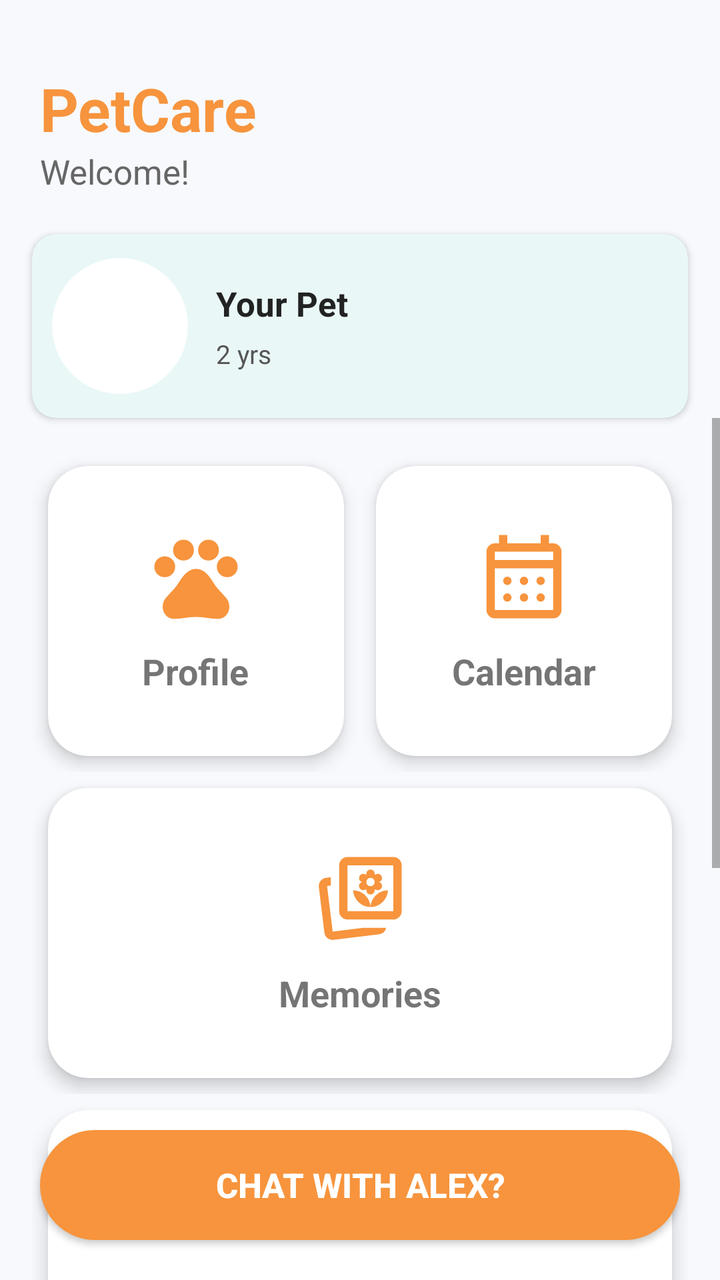
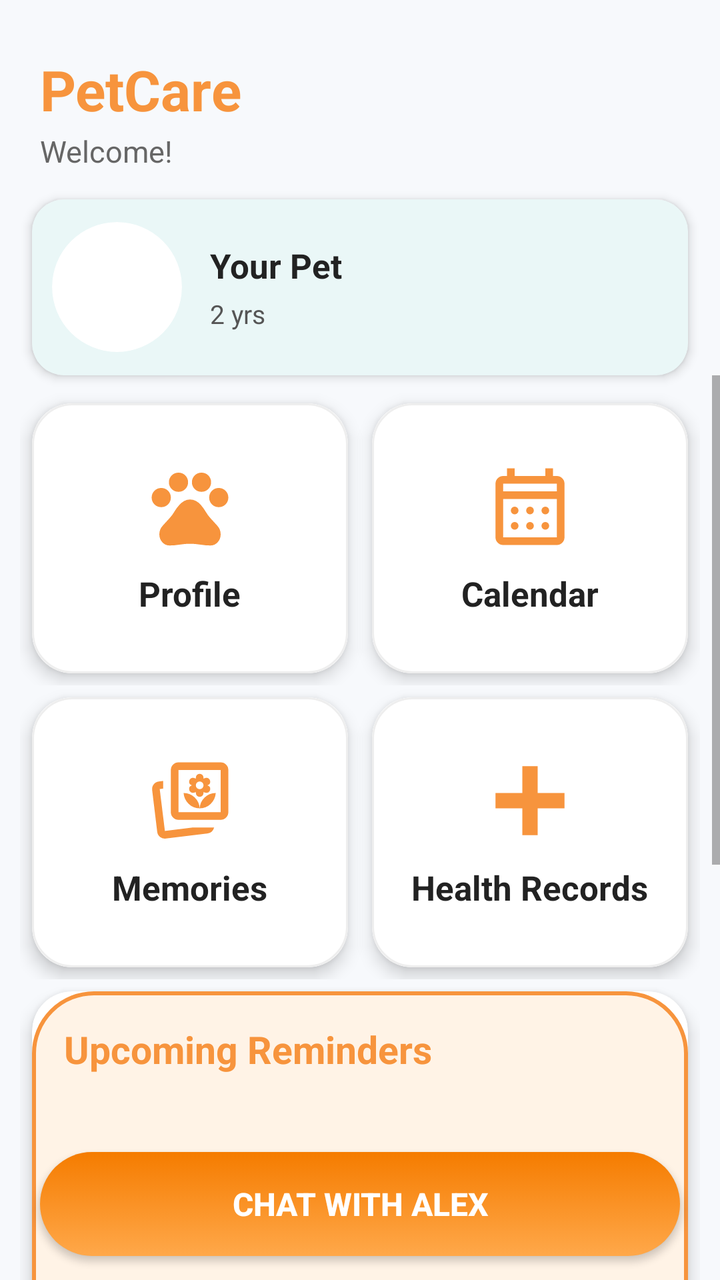

Screens rendered from an Android XML layout before and after an edit, with the pre-edit source and the edit as a unified diff.
<!-- AndroidManifest.xml: application theme Theme.PETCARE -->
<!-- res/layout/home.xml -->
<?xml version="1.0" encoding="utf-8"?>


<androidx.constraintlayout.widget.ConstraintLayout
    xmlns:android="http://schemas.android.com/apk/res/android"
    xmlns:app="http://schemas.android.com/apk/res-auto"
    android:layout_width="match_parent"
    android:layout_height="match_parent"
    android:background="#F7F9FC">

    

    <LinearLayout
        android:id="@+id/header"
        android:layout_width="0dp"
        android:layout_height="wrap_content"
        android:layout_marginTop="22dp"
        android:paddingHorizontal="20dp"
        android:paddingVertical="12dp"
        android:gravity="center_vertical"
        android:orientation="horizontal"
        app:layout_constraintTop_toTopOf="parent"
        app:layout_constraintStart_toStartOf="parent"
        app:layout_constraintEnd_toEndOf="parent">

        <LinearLayout
            android:layout_width="0dp"
            android:layout_height="wrap_content"
            android:layout_weight="1"
            android:orientation="vertical">

            <TextView
                android:layout_width="wrap_content"
                android:layout_height="wrap_content"
                android:text="PetCare"
                android:textColor="#F7943D"
                android:textSize="30sp"
                android:textStyle="bold" />

            <TextView
                android:id="@+id/txtWelcome"
                android:layout_width="wrap_content"
                android:layout_height="wrap_content"
                android:text="Welcome!"
                android:textColor="#666666"
                android:textSize="17sp" />

        </LinearLayout>

    </LinearLayout>


    
    

    <androidx.cardview.widget.CardView
        android:id="@+id/cardPetSummary"
        android:layout_width="0dp"
        android:layout_height="92dp"
        android:layout_marginStart="16dp"
        android:layout_marginEnd="16dp"
        android:layout_marginTop="8dp"
        app:cardBackgroundColor="#EAF7F7"
        app:cardCornerRadius="12dp"
        app:cardElevation="2dp"
        app:layout_constraintTop_toBottomOf="@id/header"
        app:layout_constraintStart_toStartOf="parent"
        app:layout_constraintEnd_toEndOf="parent">

        <LinearLayout
            android:layout_width="match_parent"
            android:layout_height="match_parent"
            android:gravity="center_vertical"
            android:orientation="horizontal"
            android:padding="10dp">

            

            <ImageView
                android:id="@+id/imgPetHome"
                android:layout_width="68dp"
                android:layout_height="68dp"
                android:background="@drawable/circle_photo_border"
                android:clipToOutline="true"
                android:contentDescription="Pet Photo"
                android:outlineProvider="background"
                android:scaleType="centerCrop" />


            

            <LinearLayout
                android:layout_width="0dp"
                android:layout_height="wrap_content"
                android:layout_weight="1"
                android:layout_marginStart="14dp"
                android:orientation="vertical">

                <TextView
                    android:id="@+id/txtPetNameHome"
                    android:layout_width="wrap_content"
                    android:layout_height="wrap_content"
                    android:text="Your Pet"
                    android:textColor="#222222"
                    android:textSize="17sp"
                    android:textStyle="bold" />

                <LinearLayout
                    android:layout_width="wrap_content"
                    android:layout_height="wrap_content"
                    android:layout_marginTop="5dp"
                    android:gravity="center_vertical"
                    android:orientation="horizontal">

                    <TextView
                        android:id="@+id/txtPetAgeHome"
                        android:layout_width="wrap_content"
                        android:layout_height="wrap_content"
                        android:text="2 yrs"
                        android:textColor="#555555"
                        android:textSize="13sp" />

                </LinearLayout>

            </LinearLayout>

        </LinearLayout>

    </androidx.cardview.widget.CardView>


    

    <ScrollView
        android:layout_width="0dp"
        android:layout_height="0dp"
        android:fillViewport="true"
        android:clipToPadding="false"
        android:paddingBottom="85dp"
        app:layout_constraintTop_toBottomOf="@id/cardPetSummary"
        app:layout_constraintBottom_toBottomOf="parent"
        app:layout_constraintStart_toStartOf="parent"
        app:layout_constraintEnd_toEndOf="parent">

        <LinearLayout
            android:layout_width="match_parent"
            android:layout_height="wrap_content"
            android:orientation="vertical"
            android:padding="16dp">


            

            <LinearLayout
                android:layout_width="match_parent"
                android:layout_height="wrap_content"
                android:orientation="horizontal">


                

                <androidx.cardview.widget.CardView
                    android:id="@+id/cardProfile"
                    android:layout_width="0dp"
                    android:layout_height="145dp"
                    android:layout_weight="1"
                    android:layout_margin="8dp"
                    app:cardCornerRadius="20dp"
                    app:cardElevation="5dp">

                    <LinearLayout
                        android:layout_width="match_parent"
                        android:layout_height="match_parent"
                        android:gravity="center"
                        android:orientation="vertical">

                        <ImageView
                            android:layout_width="50dp"
                            android:layout_height="50dp"
                            android:src="@drawable/ic_profile"
                            app:tint="@color/orange" />

                        <TextView
                            android:layout_width="wrap_content"
                            android:layout_height="wrap_content"
                            android:layout_marginTop="10dp"
                            android:text="Profile"
                            android:textSize="18sp"
                            android:textStyle="bold" />

                    </LinearLayout>

                </androidx.cardview.widget.CardView>


                

                <androidx.cardview.widget.CardView
                    android:id="@+id/cardCalendar"
                    android:layout_width="0dp"
                    android:layout_height="145dp"
                    android:layout_weight="1"
                    android:layout_margin="8dp"
                    app:cardCornerRadius="20dp"
                    app:cardElevation="5dp">

                    <LinearLayout
                        android:layout_width="match_parent"
                        android:layout_height="match_parent"
                        android:gravity="center"
                        android:orientation="vertical">

                        <ImageView
                            android:layout_width="50dp"
                            android:layout_height="50dp"
                            android:src="@drawable/ic_calendar"
                            app:tint="@color/orange" />

                        <TextView
                            android:layout_width="wrap_content"
                            android:layout_height="wrap_content"
                            android:layout_marginTop="10dp"
                            android:text="Calendar"
                            android:textSize="18sp"
                            android:textStyle="bold" />

                    </LinearLayout>

                </androidx.cardview.widget.CardView>

            </LinearLayout>


            

            <LinearLayout
                android:layout_width="match_parent"
                android:layout_height="wrap_content"
                android:orientation="horizontal">


                

                <androidx.cardview.widget.CardView
                    android:id="@+id/cardReminder"
                    android:layout_width="0dp"
                    android:layout_height="145dp"
                    android:layout_weight="1"
                    android:layout_margin="8dp"
                    app:cardCornerRadius="20dp"
                    app:cardElevation="5dp">

                    <LinearLayout
                        android:layout_width="match_parent"
                        android:layout_height="match_parent"
                        android:gravity="center"
                        android:orientation="vertical">

                        <ImageView
                            android:layout_width="50dp"
                            android:layout_height="50dp"
                            android:src="@drawable/ic_memories"
                            app:tint="@color/orange" />

                        <TextView
                            android:layout_width="wrap_content"
                            android:layout_height="wrap_content"
                            android:layout_marginTop="10dp"
                            android:text="Memories"
                            android:textSize="18sp"
                            android:textStyle="bold" />

                    </LinearLayout>

                </androidx.cardview.widget.CardView>

            </LinearLayout>


            
            

            <androidx.cardview.widget.CardView
                android:id="@+id/cardUpcomingReminders"
                android:layout_width="match_parent"
                android:layout_height="wrap_content"
                android:layout_margin="8dp"
                app:cardCornerRadius="20dp"
                app:cardElevation="6dp">

                <LinearLayout
                    android:layout_width="match_parent"
                    android:layout_height="wrap_content"
                    android:orientation="vertical"
                    android:padding="18dp">

                    

                    <TextView
                        android:layout_width="wrap_content"
                        android:layout_height="wrap_content"
                        android:text="Upcoming Reminders"
                        android:textColor="#F7943D"
                        android:textSize="20sp"
                        android:textStyle="bold"
                        android:shadowColor="#33000000"
                        android:shadowDx="0"
                        android:shadowDy="2"
                        android:shadowRadius="3" />


                    

                    <ListView
                        android:id="@+id/homeReminderList"
                        android:layout_width="match_parent"
                        android:layout_height="220dp"
                        android:layout_marginTop="10dp"
                        android:divider="@android:color/transparent"
                        android:dividerHeight="8dp"
                        android:background="@android:color/transparent"
                        android:overScrollMode="never" />

                </LinearLayout>

            </androidx.cardview.widget.CardView>

        </LinearLayout>

    </ScrollView>


    
    

    <Button
        android:id="@+id/btnbot"
        android:layout_width="0dp"
        android:layout_height="55dp"
        android:layout_margin="20dp"
        android:backgroundTint="#F7943D"
        android:elevation="8dp"
        android:text="CHAT WITH ALEX?"
        android:background="@drawable/button_orange"
        android:textAllCaps="false"
        android:textColor="#FFFFFF"
        android:textSize="17sp"
        android:textStyle="bold"
        app:layout_constraintBottom_toBottomOf="parent"
        app:layout_constraintStart_toStartOf="parent"
        app:layout_constraintEnd_toEndOf="parent" />

</androidx.constraintlayout.widget.ConstraintLayout>
<!-- resources referenced by this layout -->
<resources>
  <color name="orange">#F7943D</color>
  <!-- drawable button_orange (drawable) -->
  <?xml version="1.0" encoding="utf-8"?>
  <selector xmlns:android="http://schemas.android.com/apk/res/android">
  
      
      <item android:state_pressed="true">
          <shape android:shape="rectangle">
              <solid android:color="#E67E22"/>
              <corners android:radius="30dp"/>
          </shape>
      </item>
  
      
      <item>
          <shape android:shape="rectangle">
              <gradient
                  android:angle="90"
                  android:startColor="#FFA84A"
                  android:endColor="#F57C00"/>
  
              <corners android:radius="30dp"/>
  
              <padding
                  android:left="16dp"
                  android:right="16dp"
                  android:top="12dp"
                  android:bottom="12dp"/>
          </shape>
      </item>
  
  </selector>
  <!-- drawable circle_photo_border (drawable) -->
  <?xml version="1.0" encoding="utf-8"?>
  <shape xmlns:android="http://schemas.android.com/apk/res/android"
      android:shape="oval">
  
      <solid android:color="#FFFFFF" />
  
      <stroke
          android:width="3dp"
          android:color="#FFFFFF" />
  
  </shape>
  <!-- drawable ic_profile (drawable) -->
  <vector xmlns:android="http://schemas.android.com/apk/res/android"
      android:width="24dp"
      android:height="24dp"
      android:viewportWidth="960"
      android:viewportHeight="960">
    <path
        android:pathData="M180,485q-42,0 -71,-29t-29,-71q0,-42 29,-71t71,-29q42,0 71,29t29,71q0,42 -29,71t-71,29ZM289,296q-29,-29 -29,-71t29,-71q29,-29 71,-29t71,29q29,29 29,71t-29,71q-29,29 -71,29t-71,-29ZM529,296q-29,-29 -29,-71t29,-71q29,-29 71,-29t71,29q29,29 29,71t-29,71q-29,29 -71,29t-71,-29ZM780,485q-42,0 -71,-29t-29,-71q0,-42 29,-71t71,-29q42,0 71,29t29,71q0,42 -29,71t-71,29ZM266,885q-45,0 -75.5,-34.5T160,769q0,-52 35.5,-91t70.5,-77q29,-31 50,-67.5t50,-68.5q22,-26 51,-43t63,-17q34,0 63,16t51,42q28,32 49.5,69t50.5,69q35,38 70.5,77t35.5,91q0,47 -30.5,81.5T694,885q-54,0 -107,-9t-107,-9q-54,0 -107,9t-107,9Z"
        android:fillColor="#e3e3e3"/>
  </vector>
  <style name="Theme.PETCARE" parent="Theme.AppCompat.Light.NoActionBar">
          
      </style>
  <!-- unchanged entries left out for length: 2 -->
</resources>

<!-- the commit's change to res/layout/home.xml (unified diff, before → after) -->
@@ -9,14 +9,18 @@
     android:background="#F7F9FC">
 
     
+    
+    
 
     <LinearLayout
         android:id="@+id/header"
         android:layout_width="0dp"
         android:layout_height="wrap_content"
-        android:layout_marginTop="22dp"
-        android:paddingHorizontal="20dp"
-        android:paddingVertical="12dp"
+        android:layout_marginTop="16dp"
+        android:paddingStart="20dp"
+        android:paddingEnd="20dp"
+        android:paddingTop="10dp"
+        android:paddingBottom="8dp"
         android:gravity="center_vertical"
         android:orientation="horizontal"
         app:layout_constraintTop_toTopOf="parent"
@@ -34,35 +38,37 @@
                 android:layout_height="wrap_content"
                 android:text="PetCare"
                 android:textColor="#F7943D"
-                android:textSize="30sp"
+                android:textSize="28sp"
                 android:textStyle="bold" />
 
             <TextView
                 android:id="@+id/txtWelcome"
                 android:layout_width="wrap_content"
                 android:layout_height="wrap_content"
+                android:layout_marginTop="2dp"
                 android:text="Welcome!"
                 android:textColor="#666666"
-                android:textSize="17sp" />
+                android:textSize="15sp" />
 
         </LinearLayout>
 
     </LinearLayout>
 
 
+    
     
     
 
     <androidx.cardview.widget.CardView
         android:id="@+id/cardPetSummary"
         android:layout_width="0dp"
-        android:layout_height="92dp"
+        android:layout_height="88dp"
         android:layout_marginStart="16dp"
         android:layout_marginEnd="16dp"
-        android:layout_marginTop="8dp"
+        android:layout_marginTop="6dp"
         app:cardBackgroundColor="#EAF7F7"
-        app:cardCornerRadius="12dp"
-        app:cardElevation="2dp"
+        app:cardCornerRadius="16dp"
+        app:cardElevation="3dp"
         app:layout_constraintTop_toBottomOf="@id/header"
         app:layout_constraintStart_toStartOf="parent"
         app:layout_constraintEnd_toEndOf="parent">
@@ -74,20 +80,15 @@
             android:orientation="horizontal"
             android:padding="10dp">
 
-            
-
             <ImageView
                 android:id="@+id/imgPetHome"
-                android:layout_width="68dp"
-                android:layout_height="68dp"
+                android:layout_width="65dp"
+                android:layout_height="65dp"
                 android:background="@drawable/circle_photo_border"
                 android:clipToOutline="true"
                 android:contentDescription="Pet Photo"
                 android:outlineProvider="background"
                 android:scaleType="centerCrop" />
-
-
-            
 
             <LinearLayout
                 android:layout_width="0dp"
@@ -105,22 +106,14 @@
                     android:textSize="17sp"
                     android:textStyle="bold" />
 
-                <LinearLayout
+                <TextView
+                    android:id="@+id/txtPetAgeHome"
                     android:layout_width="wrap_content"
                     android:layout_height="wrap_content"
-                    android:layout_marginTop="5dp"
-                    android:gravity="center_vertical"
-                    android:orientation="horizontal">
-
-                    <TextView
-                        android:id="@+id/txtPetAgeHome"
-                        android:layout_width="wrap_content"
-                        android:layout_height="wrap_content"
-                        android:text="2 yrs"
-                        android:textColor="#555555"
-                        android:textSize="13sp" />
-
-                </LinearLayout>
+                    android:layout_marginTop="4dp"
+                    android:text="2 yrs"
+                    android:textColor="#555555"
+                    android:textSize="13sp" />
 
             </LinearLayout>
 
@@ -130,13 +123,16 @@
 
 
     
+    
+    
 
     <ScrollView
+        android:id="@+id/homeScrollView"
         android:layout_width="0dp"
         android:layout_height="0dp"
         android:fillViewport="true"
         android:clipToPadding="false"
-        android:paddingBottom="85dp"
+        android:paddingBottom="90dp"
         app:layout_constraintTop_toBottomOf="@id/cardPetSummary"
         app:layout_constraintBottom_toBottomOf="parent"
         app:layout_constraintStart_toStartOf="parent"
@@ -146,25 +142,30 @@
             android:layout_width="match_parent"
             android:layout_height="wrap_content"
             android:orientation="vertical"
-            android:padding="16dp">
-
-
+            android:paddingStart="10dp"
+            android:paddingEnd="10dp"
+            android:paddingTop="8dp"
+            android:paddingBottom="20dp">
+
+
+            
+            
             
 
             <LinearLayout
                 android:layout_width="match_parent"
                 android:layout_height="wrap_content"
                 android:orientation="horizontal">
-
 
                 
 
                 <androidx.cardview.widget.CardView
                     android:id="@+id/cardProfile"
                     android:layout_width="0dp"
-                    android:layout_height="145dp"
+                    android:layout_height="135dp"
                     android:layout_weight="1"
-                    android:layout_margin="8dp"
+                    android:layout_margin="6dp"
+                    app:cardBackgroundColor="#FFFFFF"
                     app:cardCornerRadius="20dp"
                     app:cardElevation="5dp">
 
@@ -172,20 +173,23 @@
                         android:layout_width="match_parent"
                         android:layout_height="match_parent"
                         android:gravity="center"
-                        android:orientation="vertical">
+                        android:orientation="vertical"
+                        android:background="@drawable/home_card">
 
                         <ImageView
-                            android:layout_width="50dp"
-                            android:layout_height="50dp"
+                            android:layout_width="46dp"
+                            android:layout_height="46dp"
                             android:src="@drawable/ic_profile"
-                            app:tint="@color/orange" />
+                            android:contentDescription="Profile"
+                            app:tint="#F7943D" />
 
                         <TextView
                             android:layout_width="wrap_content"
                             android:layout_height="wrap_content"
-                            android:layout_marginTop="10dp"
+                            android:layout_marginTop="9dp"
                             android:text="Profile"
-                            android:textSize="18sp"
+                            android:textColor="#222222"
+                            android:textSize="17sp"
                             android:textStyle="bold" />
 
                     </LinearLayout>
@@ -198,9 +202,10 @@
                 <androidx.cardview.widget.CardView
                     android:id="@+id/cardCalendar"
                     android:layout_width="0dp"
-                    android:layout_height="145dp"
+                    android:layout_height="135dp"
                     android:layout_weight="1"
-                    android:layout_margin="8dp"
+                    android:layout_margin="6dp"
+                    app:cardBackgroundColor="#FFFFFF"
                     app:cardCornerRadius="20dp"
                     app:cardElevation="5dp">
 
@@ -208,20 +213,23 @@
                         android:layout_width="match_parent"
                         android:layout_height="match_parent"
                         android:gravity="center"
-                        android:orientation="vertical">
+                        android:orientation="vertical"
+                        android:background="@drawable/home_card">
 
                         <ImageView
-                            android:layout_width="50dp"
-                            android:layout_height="50dp"
+                            android:layout_width="46dp"
+                            android:layout_height="46dp"
                             android:src="@drawable/ic_calendar"
-                            app:tint="@color/orange" />
+                            android:contentDescription="Calendar"
+                            app:tint="#F7943D" />
 
                         <TextView
                             android:layout_width="wrap_content"
                             android:layout_height="wrap_content"
-                            android:layout_marginTop="10dp"
+                            android:layout_marginTop="9dp"
                             android:text="Calendar"
-                            android:textSize="18sp"
+                            android:textColor="#222222"
+                            android:textSize="17sp"
                             android:textStyle="bold" />
 
                     </LinearLayout>
@@ -231,22 +239,24 @@
             </LinearLayout>
 
 
+            
+            
             
 
             <LinearLayout
                 android:layout_width="match_parent"
                 android:layout_height="wrap_content"
                 android:orientation="horizontal">
-
 
                 
 
                 <androidx.cardview.widget.CardView
                     android:id="@+id/cardReminder"
                     android:layout_width="0dp"
-                    android:layout_height="145dp"
+                    android:layout_height="135dp"
                     android:layout_weight="1"
-                    android:layout_margin="8dp"
+                    android:layout_margin="6dp"
+                    app:cardBackgroundColor="#FFFFFF"
                     app:cardCornerRadius="20dp"
                     app:cardElevation="5dp">
 
@@ -254,70 +264,106 @@
                         android:layout_width="match_parent"
                         android:layout_height="match_parent"
                         android:gravity="center"
-                        android:orientation="vertical">
+                        android:orientation="vertical"
+                        android:background="@drawable/home_card">
 
                         <ImageView
-                            android:layout_width="50dp"
-                            android:layout_height="50dp"
+                            android:layout_width="46dp"
+                            android:layout_height="46dp"
                             android:src="@drawable/ic_memories"
-                            app:tint="@color/orange" />
+                            android:contentDescription="Memories"
+                            app:tint="#F7943D" />
 
                         <TextView
                             android:layout_width="wrap_content"
                             android:layout_height="wrap_content"
-                            android:layout_marginTop="10dp"
+                            android:layout_marginTop="9dp"
                             android:text="Memories"
-                            android:textSize="18sp"
+                            android:textColor="#222222"
+                            android:textSize="17sp"
                             android:textStyle="bold" />
 
                     </LinearLayout>
 
                 </androidx.cardview.widget.CardView>
 
+
+                
+
+                <androidx.cardview.widget.CardView
+                    android:id="@+id/cardHealth"
+                    android:layout_width="0dp"
+                    android:layout_height="135dp"
+                    android:layout_weight="1"
+                    android:layout_margin="6dp"
+                    app:cardBackgroundColor="#FFFFFF"
+                    app:cardCornerRadius="20dp"
+                    app:cardElevation="5dp">
+
+                    <LinearLayout
+                        android:layout_width="match_parent"
+                        android:layout_height="match_parent"
+                        android:gravity="center"
+                        android:orientation="vertical"
+                        android:background="@drawable/home_card">
+
+                        <ImageView
+                            android:layout_width="46dp"
+                            android:layout_height="46dp"
+                            android:src="@drawable/ic_health"
+                            android:contentDescription="Health Records"
+                            app:tint="#F7943D" />
+
+                        <TextView
+                            android:layout_width="wrap_content"
+                            android:layout_height="wrap_content"
+                            android:layout_marginTop="9dp"
+                            android:text="Health Records"
+                            android:textColor="#222222"
+                            android:textSize="17sp"
+                            android:textStyle="bold" />
+
+                    </LinearLayout>
+
+                </androidx.cardview.widget.CardView>
+
             </LinearLayout>
 
 
             
             
+            
 
             <androidx.cardview.widget.CardView
-                android:id="@+id/cardUpcomingReminders"
                 android:layout_width="match_parent"
                 android:layout_height="wrap_content"
-                android:layout_margin="8dp"
+                android:layout_margin="6dp"
+                android:layout_marginTop="10dp"
                 app:cardCornerRadius="20dp"
-                app:cardElevation="6dp">
+                app:cardElevation="5dp">
 
                 <LinearLayout
                     android:layout_width="match_parent"
                     android:layout_height="wrap_content"
                     android:orientation="vertical"
-                    android:padding="18dp">
-
-                    
+                    android:padding="16dp"
+                    android:background="@drawable/button_light">
 
                     <TextView
                         android:layout_width="wrap_content"
                         android:layout_height="wrap_content"
                         android:text="Upcoming Reminders"
                         android:textColor="#F7943D"
-                        android:textSize="20sp"
-                        android:textStyle="bold"
-                        android:shadowColor="#33000000"
-                        android:shadowDx="0"
-                        android:shadowDy="2"
-                        android:shadowRadius="3" />
-
-
-                    
+                        android:textSize="19sp"
+                        android:textStyle="bold" />
 
                     <ListView
                         android:id="@+id/homeReminderList"
                         android:layout_width="match_parent"
-                        android:layout_height="220dp"
-                        android:layout_marginTop="10dp"
+                        android:layout_height="200dp"
+                        android:layout_marginTop="8dp"
                         android:divider="@android:color/transparent"
-                        android:dividerHeight="8dp"
+                        android:dividerHeight="7dp"
                         android:background="@android:color/transparent"
                         android:overScrollMode="never" />
 
@@ -325,27 +371,64 @@
 
             </androidx.cardview.widget.CardView>
 
+
+            
+            
+            
+
+            <LinearLayout
+                android:layout_width="match_parent"
+                android:layout_height="wrap_content"
+                android:layout_margin="6dp"
+                android:layout_marginTop="10dp"
+                android:padding="13dp"
+                android:orientation="horizontal"
+                android:gravity="center_vertical"
+                android:background="@drawable/button_light">
+
+                <TextView
+                    android:layout_width="30dp"
+                    android:layout_height="30dp"
+                    android:gravity="center"
+                    android:text="♥"
+                    android:textColor="#F7943D"
+                    android:textSize="17sp" />
+
+                <TextView
+                    android:layout_width="0dp"
+                    android:layout_height="wrap_content"
+                    android:layout_weight="1"
+                    android:layout_marginStart="8dp"
+                    android:text="Keep your pet's profile, memories, reminders and health records organized in one place."
+                    android:textColor="#666666"
+                    android:textSize="12sp"
+                    android:lineSpacingExtra="2dp" />
+
+            </LinearLayout>
+
         </LinearLayout>
 
     </ScrollView>
 
 
+    
     
     
 
     <Button
         android:id="@+id/btnbot"
         android:layout_width="0dp"
-        android:layout_height="55dp"
-        android:layout_margin="20dp"
-        android:backgroundTint="#F7943D"
-        android:elevation="8dp"
-        android:text="CHAT WITH ALEX?"
-        android:background="@drawable/button_orange"
+        android:layout_height="52dp"
+        android:layout_marginStart="20dp"
+        android:layout_marginEnd="20dp"
+        android:layout_marginBottom="12dp"
+        android:text="CHAT WITH ALEX"
         android:textAllCaps="false"
         android:textColor="#FFFFFF"
-        android:textSize="17sp"
+        android:textSize="16sp"
         android:textStyle="bold"
+        android:background="@drawable/button_orange"
+        android:elevation="8dp"
         app:layout_constraintBottom_toBottomOf="parent"
         app:layout_constraintStart_toStartOf="parent"
         app:layout_constraintEnd_toEndOf="parent" />
<!-- resource entries referenced after the edit -->
@@ -1,6 +1,28 @@
 <!-- resources referenced by this layout -->
 <resources>
-  <color name="orange">#F7943D</color>
+  <!-- drawable button_light (drawable) -->
+  <?xml version="1.0" encoding="utf-8"?>
+  <selector xmlns:android="http://schemas.android.com/apk/res/android">
+  
+      <item android:state_pressed="true">
+          <shape>
+              <solid android:color="#FFE3C2"/>
+              <corners android:radius="30dp"/>
+          </shape>
+      </item>
+  
+      <item>
+          <shape>
+              <solid android:color="#FFF3E6"/>
+              <stroke
+                  android:width="2dp"
+                  android:color="#F7943D"/>
+  
+              <corners android:radius="30dp"/>
+          </shape>
+      </item>
+  
+  </selector>
   <!-- drawable button_orange (drawable) -->
   <?xml version="1.0" encoding="utf-8"?>
   <selector xmlns:android="http://schemas.android.com/apk/res/android">
@@ -44,6 +66,34 @@
           android:color="#FFFFFF" />
   
   </shape>
+  <!-- drawable home_card (drawable) -->
+  <?xml version="1.0" encoding="utf-8"?>
+  <shape xmlns:android="http://schemas.android.com/apk/res/android"
+      android:shape="rectangle">
+  
+      <solid android:color="#FFFFFF" />
+  
+      <corners android:radius="20dp" />
+  
+      <stroke
+          android:width="1dp"
+          android:color="#EEEEEE" />
+  
+  </shape>
+  <!-- drawable ic_health (drawable) -->
+  <?xml version="1.0" encoding="utf-8"?>
+  <vector xmlns:android="http://schemas.android.com/apk/res/android"
+      android:width="48dp"
+      android:height="48dp"
+      android:viewportWidth="48"
+      android:viewportHeight="48">
+  
+      
+      <path
+          android:fillColor="#F7943D"
+          android:pathData="M20,6 L28,6 L28,20 L42,20 L42,28 L28,28 L28,42 L20,42 L20,28 L6,28 L6,20 L20,20 Z" />
+  
+  </vector>
   <!-- drawable ic_profile (drawable) -->
   <vector xmlns:android="http://schemas.android.com/apk/res/android"
       android:width="24dp"
